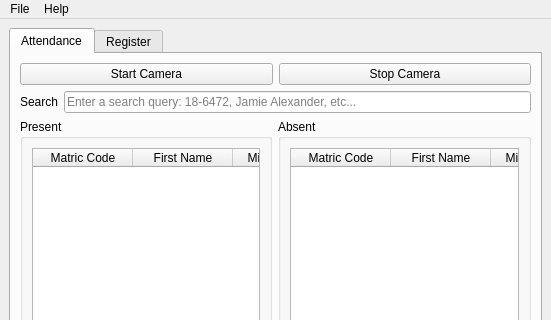
Before: the Qt Designer form ui/xrecog.ui in iTranscend/xRecog, drawn with Qt 5; both pictures show x 0 to 551 and y 0 to 320 of the 551 by 573 pixel window.
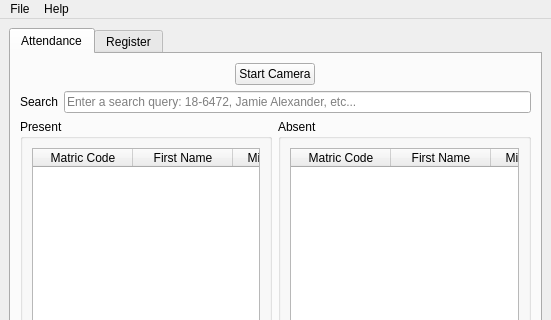
After: the same form once the commit is applied. Icons and pictures are not drawn.

Commit message: Remove now unnecessary stop camera button

What changed in the file:
```diff
--- a/ui/xrecog.ui
+++ b/ui/xrecog.ui
@@ -180,7 +180,7 @@
         </item>
         <item row="1" column="0">
          <layout class="QHBoxLayout" name="captureHLayout1">
-          <item>
+          <item alignment="Qt::AlignHCenter">
            <widget class="QPushButton" name="startCameraButton">
             <property name="text">
              <string>Start Camera</string>
@@ -191,17 +191,6 @@
             </property>
            </widget>
           </item>
-          <item>
-           <widget class="QPushButton" name="stopCameraButton">
-            <property name="text">
-             <string>Stop Camera</string>
-            </property>
-            <property name="icon">
-             <iconset theme="stop">
-              <normaloff>.</normaloff>.</iconset>
-            </property>
-           </widget>
-          </item>
          </layout>
         </item>
         <item row="2" column="0">
```
Left out of the diff: 1 changed line with no effect on the pictures. The commit also changes 2 other files.
